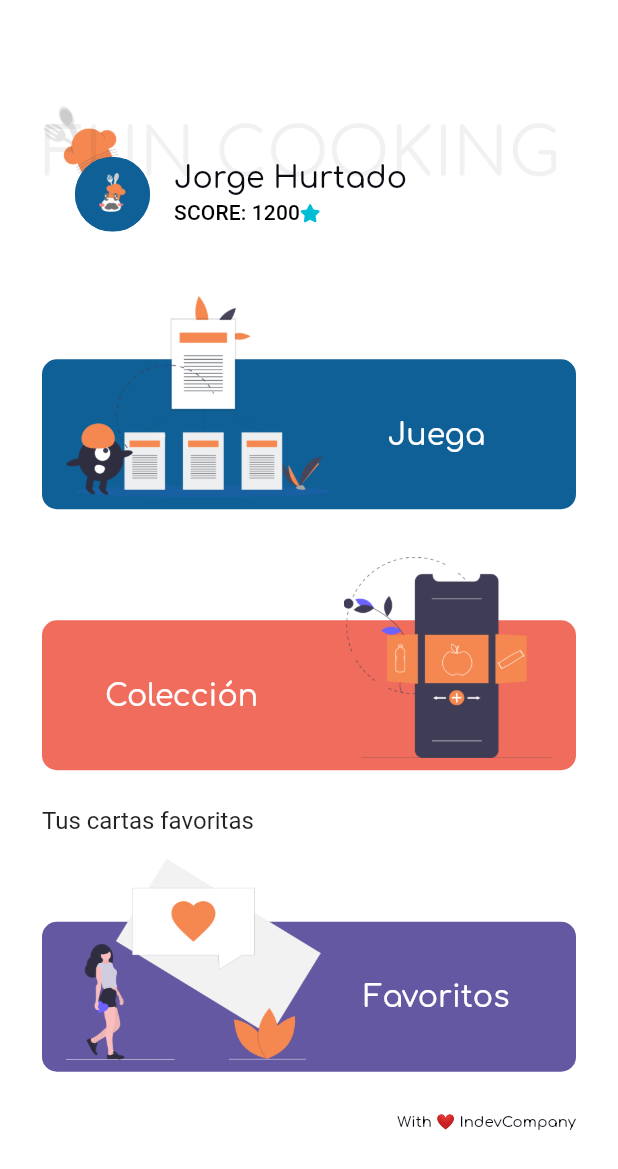
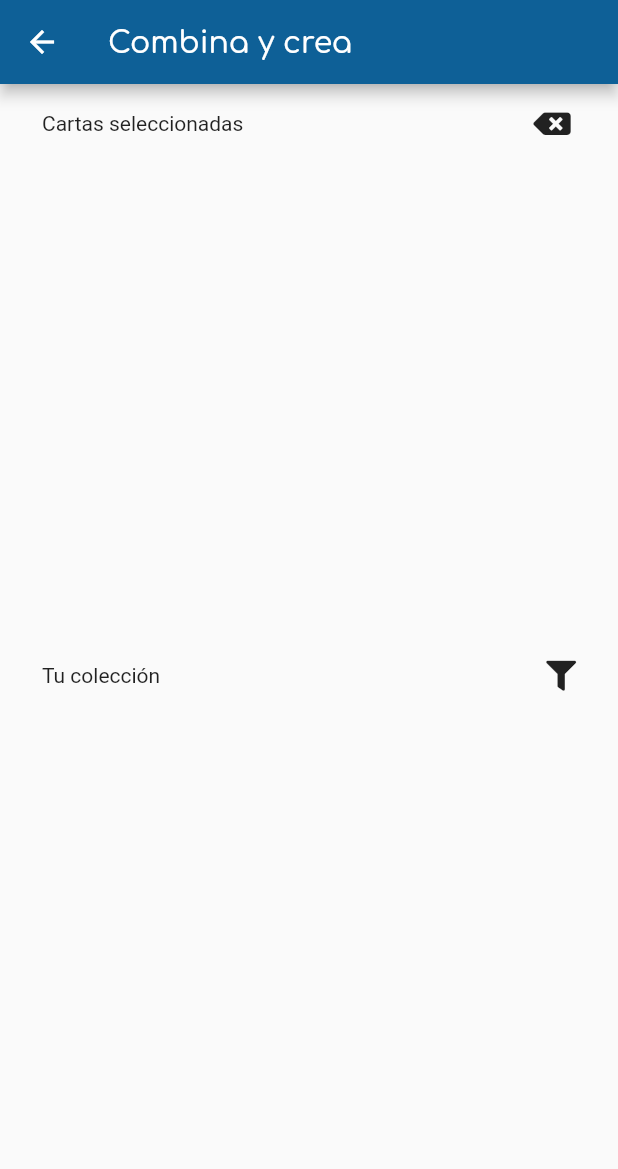
Before and after one commit to jahurtadod/Fun-Cooking, a Flutter app: the Home screen opened by its route, after a tap on "Juega", on a phone screen of 412 x 824 dp. Shown: the top 1169 px of the screen. Run offline on Flutter 3.47's test engine with Material 2 defaults, Android fonts, the phone set to English and light mode, and no system bars; our stand-ins replace font_awesome_flutter, google_fonts.

Commit message:
Add game page

```diff
--- /dev/null
+++ b/lib/User/ui/screens/game.dart
@@ -0,0 +1,58 @@
+import 'package:flutter/material.dart';
+import 'package:font_awesome_flutter/font_awesome_flutter.dart';
+
+class GameCombine extends StatefulWidget {
+  @override
+  _GameCombineState createState() => _GameCombineState();
+}
+
+class _GameCombineState extends State<GameCombine> {
+  @override
+  Widget build(BuildContext context) {
+    return SafeArea(
+      child: Scaffold(
+        appBar: AppBar(
+          backgroundColor: Theme.of(context).colorScheme.primary,
+          title: Text(
+            "Combina y crea",
+            style: Theme.of(context).textTheme.headline6.copyWith(
+                  color: Colors.white,
+                ),
+          ),
+        ),
+        body: Container(
+          padding: EdgeInsets.symmetric(vertical: 16, horizontal: 28),
+          child: Column(
+            children: <Widget>[
+              Row(
+                mainAxisAlignment: MainAxisAlignment.spaceBetween,
+                children: <Widget>[
+                  Text("Cartas seleccionadas"),
+                  Container(
+                    width: 32,
+                    child: Icon(
+                      FontAwesomeIcons.backspace,
+                      size: 20,
+                    ),
+                  )
+                ],
+              ),
+              Spacer(),
+              Row(
+                mainAxisAlignment: MainAxisAlignment.spaceBetween,
+                children: <Widget>[
+                  Text("Tu colección"),
+                  Icon(
+                    FontAwesomeIcons.filter,
+                    size: 20,
+                  )
+                ],
+              ),
+              Spacer(),
+            ],
+          ),
+        ),
+      ),
+    );
+  }
+}
--- a/lib/User/ui/screens/home.dart
+++ b/lib/User/ui/screens/home.dart
@@ -29,7 +29,9 @@ class _HomeState extends State<Home> {
                   SelectMode(
                     text: "Juega",
                     img: "img1",
-                    onPressed: () {},
+                    onPressed: () {
+                      Navigator.of(context).pushNamed('/game');
+                    },
                     color: Theme.of(context).colorScheme.primary,
                     direction: true,
                   ),
--- a/lib/main.dart
+++ b/lib/main.dart
@@ -1,4 +1,6 @@
 import 'package:flutter/material.dart';
+import 'package:fun_cooking/User/ui/screens/collection.dart';
+import 'package:fun_cooking/User/ui/screens/game.dart';
 import 'package:fun_cooking/User/ui/screens/home.dart';
 import 'package:fun_cooking/User/ui/screens/sign_in.dart';
 import 'package:fun_cooking/wrapper.dart';
@@ -59,13 +61,14 @@ class MyApp extends StatelessWidget {
         textTheme: textTheme,
         primarySwatch: Colors.blue,
         buttonColor: Color(0xFFF58850),
-        visualDensity: VisualDensity.adaptivePlatformDensity,
       ),
       initialRoute: '/sign_in',
       routes: {
         '/': (_) => Wrapper(),
         '/sign_in': (_) => SingIn(),
         '/home': (_) => Home(),
+        '/collection': (_) => Collection(),
+        '/game': (_) => GameCombine(),
       },
     );
   }
```
